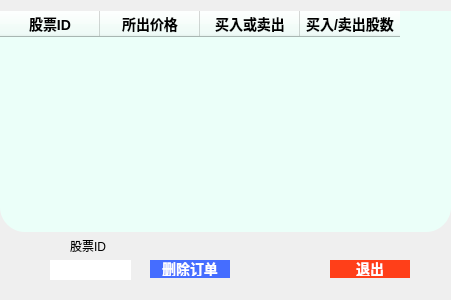
Before: the Qt Designer form src/AllWindow/ui_order.ui in Hypn0tised-ysy/stock-project, drawn with Qt 5.
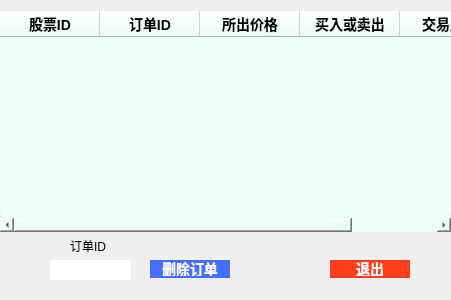
After: the same form once the commit is applied.

Patch:
```diff
--- a/src/AllWindow/ui_order.ui
+++ b/src/AllWindow/ui_order.ui
@@ -32,6 +32,11 @@
      <string>股票ID</string>
     </property>
    </column>
+   <column>
+    <property name="text">
+     <string>订单ID</string>
+    </property>
+   </column>
    <column>
     <property name="text">
      <string>所出价格</string>
@@ -44,7 +49,7 @@
    </column>
    <column>
     <property name="text">
-     <string>买入/卖出股数</string>
+     <string>交易股数</string>
     </property>
    </column>
   </widget>
@@ -124,7 +129,7 @@
     </rect>
    </property>
    <property name="text">
-    <string>股票ID</string>
+    <string>订单ID</string>
    </property>
   </widget>
  </widget>
```
